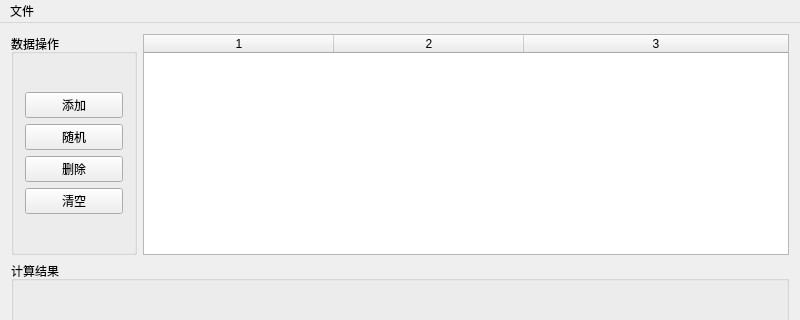
Old version of the form mainwindow.ui in the repository whoisnian/LayOpticalFiber; both pictures show x 0 to 800 and y 0 to 320 of the 800 by 800 pixel window.
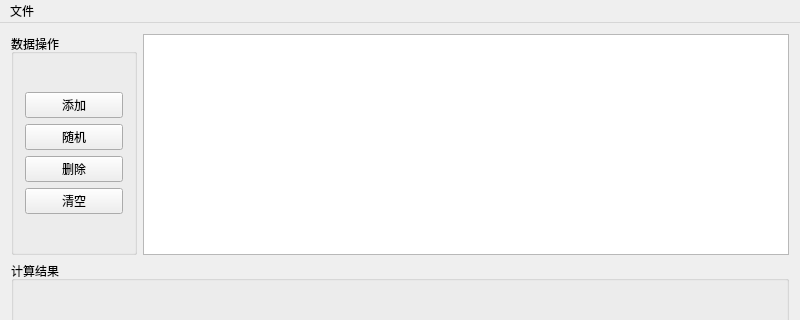
New version of the form. Custom widgets are drawn as their Qt base class.

```diff
--- a/mainwindow.ui
+++ b/mainwindow.ui
@@ -154,7 +154,7 @@
          <number>3</number>
         </property>
         <attribute name="horizontalHeaderVisible">
-         <bool>true</bool>
+         <bool>false</bool>
         </attribute>
         <attribute name="horizontalHeaderCascadingSectionResizes">
          <bool>true</bool>
```
Left out of the diff: 6 changed lines with no effect on the pictures.
